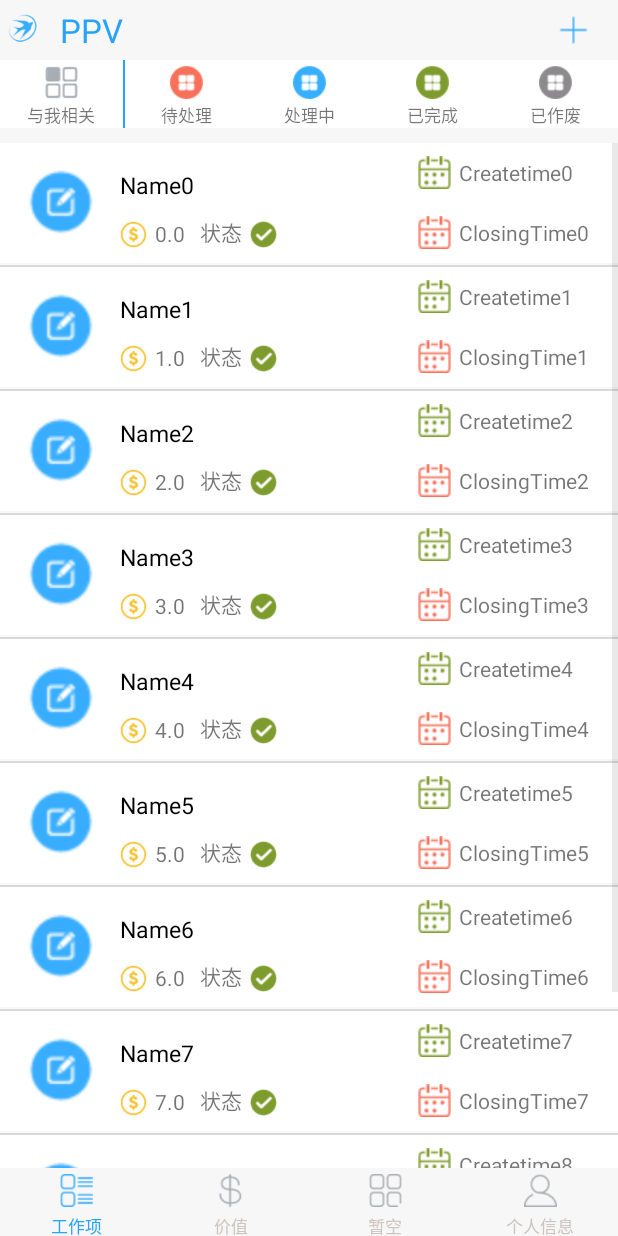
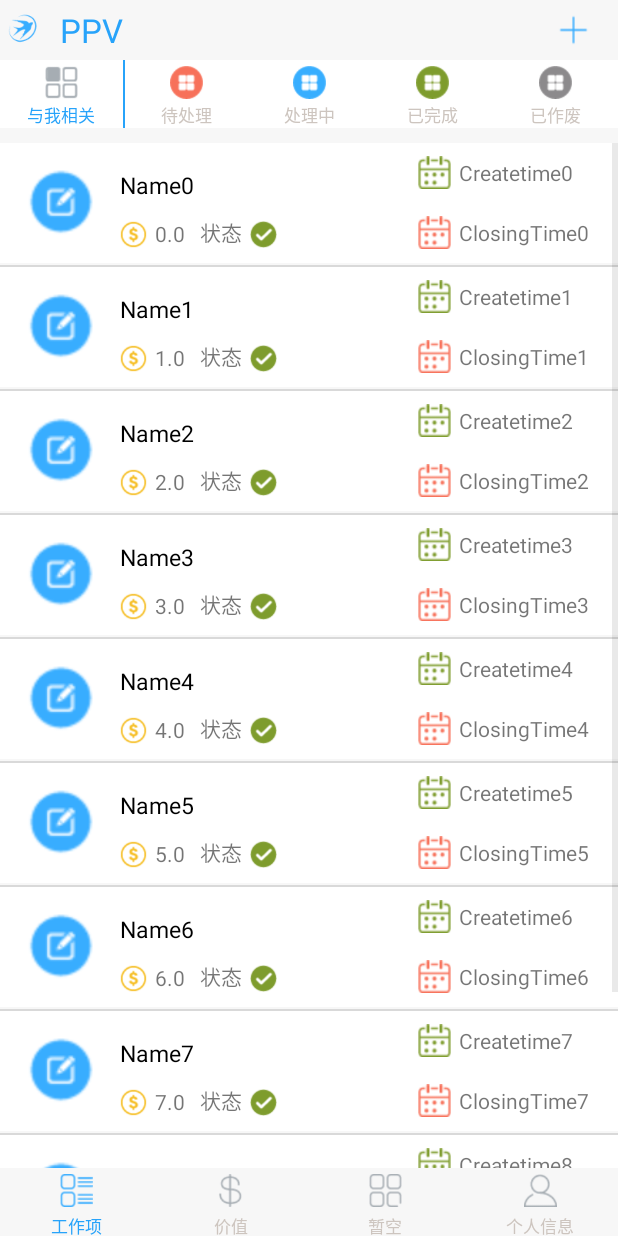
Before and after one commit to zst96226/PPVPorject, an Android app: the WorkItemView screen opened directly, with no data from a screen before it, after a tap on "指派给我", on a phone screen of 412 x 824 dp. Run offline under Robolectric (Android 15) with nearby library versions, the phone set to English and light mode, and no system bars.

Commit message:
9:10 2017/2/6 by yhp

```diff
--- a/app/src/main/java/com/example/beyondsys/ppv/activity/WorkItemView.java
+++ b/app/src/main/java/com/example/beyondsys/ppv/activity/WorkItemView.java
@@ -2,28 +2,27 @@ package com.example.beyondsys.ppv.activity;
 
 import android.content.Intent;
 import android.os.Bundle;
+import android.support.annotation.NonNull;
 import android.support.v4.app.Fragment;
 import android.util.Log;
 import android.view.LayoutInflater;
 import android.view.View;
 import android.view.ViewGroup;
 import android.widget.AdapterView;
-import android.widget.CheckBox;
-import android.widget.ImageView;
 import android.widget.LinearLayout;
 import android.widget.ListView;
-import android.widget.RelativeLayout;
 import android.widget.SimpleAdapter;
 import android.widget.TextView;
 
 import com.example.beyondsys.ppv.R;
 import com.example.beyondsys.ppv.entities.WorkItemEntity;
 
-import java.sql.Time;
 import java.util.ArrayList;
-import java.util.Date;
+import java.util.Collection;
 import java.util.HashMap;
+import java.util.Iterator;
 import java.util.List;
+import java.util.ListIterator;
 import java.util.Map;
 
 /**
@@ -33,10 +32,16 @@ public class WorkItemView extends Fragment {
 
    private ListView listView;
     private View rootView;
-    private LinearLayout wi_s_one;
-    private TextView  wi_s_one_txt;
+    private LinearLayout wi_s_one,undo_layout,progress_layout,done_layout,cancel_layout;
+    private TextView  wi_s_one_txt,undo_tex,proing_tex,done_tex,cancel_tex;
     private WorkItemEntity workItemEntity;
-
+    private  final static int aboutme=2;
+    private final static int  assignme=1;
+    private final static int undo=3;
+    private final static int  progress=4;
+    private final static int done=5;
+    private final static int  cancel=6;
+    private  int flag=1;
     @Override
     public View onCreateView(LayoutInflater inflater, ViewGroup container,
                              Bundle savedInstanceState) {
@@ -56,6 +61,14 @@ public class WorkItemView extends Fragment {
         listView=(ListView)rootView.findViewById(R.id.workitem_list);
         wi_s_one=(LinearLayout)rootView.findViewById(R.id.wi_s_one);
         wi_s_one_txt=(TextView)rootView.findViewById(R.id.wi_s_one_txt);
+        undo_layout=(LinearLayout)rootView.findViewById(R.id.wi_s_pro);
+        progress_layout=(LinearLayout)rootView.findViewById(R.id.wi_s_proing);
+        done_layout=(LinearLayout)rootView.findViewById(R.id.wi_s_complete);
+        cancel_layout=(LinearLayout)rootView.findViewById(R.id.wi_s_invalid);
+        undo_tex=(TextView)rootView.findViewById(R.id.undo_tex);
+        proing_tex=(TextView)rootView.findViewById(R.id.proing_tex);
+        done_tex=(TextView)rootView.findViewById(R.id.done_tex);
+        cancel_tex=(TextView)rootView.findViewById(R.id.cancel_tex);
     }
 
     private void SetList(){
@@ -63,7 +76,14 @@ public class WorkItemView extends Fragment {
                 new int[]{R.id.work_img,R.id .workname_tex ,R.id.workvalue_tex ,R.id .work_state_img ,R.id .strarttime_tex ,R.id.endtime_tex}) ;
         listView.setAdapter(adapter);
     }
-
+private  void setdefault()
+{
+    wi_s_one_txt.setTextColor(getActivity().getResources().getColor(R.color.Gray));
+    undo_tex.setTextColor(getActivity().getResources().getColor(R.color.Gray));
+    proing_tex.setTextColor(getActivity().getResources().getColor(R.color.Gray));
+    done_tex.setTextColor(getActivity().getResources().getColor(R.color.Gray));
+    cancel_tex.setTextColor(getActivity().getResources().getColor(R.color.Gray));
+}
     private void Listener(){
 
         listView.setOnItemClickListener(new AdapterView.OnItemClickListener() {
@@ -79,16 +99,62 @@ public class WorkItemView extends Fragment {
         wi_s_one.setOnClickListener(new View.OnClickListener() {
             @Override
             public void onClick(View v) {
-                String nowShowTxt=wi_s_one_txt.getText().toString();
-                Log.e(nowShowTxt,"123");
-                if (nowShowTxt.equals("指派给我"))
-                {
+                setdefault();
+                wi_s_one_txt.setTextColor(getActivity().getResources().getColor(R.color.text));
+                if (assignme == flag) {
                     wi_s_one_txt.setText(R.string.wi_s_one_txt_2);
+                    flag = aboutme;
+                } else {
+                    wi_s_one_txt.setText(R.string.wi_s_one_txt);
+                    flag = assignme;
                 }
-                else
-                {
-                    wi_s_one_txt.setText(R.string.wi_s_one_txt);
-                }
+//                String nowShowTxt=wi_s_one_txt.getText().toString();
+//                Log.e(nowShowTxt,"123");
+//                if (nowShowTxt.equals("指派给我"))
+//                {
+//                    wi_s_one_txt.setText(R.string.wi_s_one_txt_2);
+//                }
+//                else
+//                {
+//                    wi_s_one_txt.setText(R.string.wi_s_one_txt);
+//                }
+            }
+        });
+
+
+        undo_layout.setOnClickListener(new View.OnClickListener() {
+            @Override
+            public void onClick(View v) {
+                setdefault();
+                undo_tex.setTextColor(getActivity().getResources().getColor(R.color.text));
+                flag = undo;
+            }
+        });
+
+        progress_layout.setOnClickListener(new View.OnClickListener() {
+            @Override
+            public void onClick(View v) {
+                setdefault();
+                proing_tex.setTextColor(getActivity().getResources().getColor(R.color.text));
+                flag = progress;
+            }
+        });
+
+        done_layout.setOnClickListener(new View.OnClickListener() {
+            @Override
+            public void onClick(View v) {
+                setdefault();
+                done_tex.setTextColor(getActivity().getResources().getColor(R.color.text));
+                flag = done;
+            }
+        });
+
+        cancel_layout.setOnClickListener(new View.OnClickListener() {
+            @Override
+            public void onClick(View v) {
+                setdefault();
+                cancel_tex.setTextColor(getActivity().getResources().getColor(R.color.text));
+                flag = cancel;
             }
         });
     }
@@ -101,10 +167,11 @@ public class WorkItemView extends Fragment {
 
     private List<Map<String, Object>> getData() {
         List<Map<String, Object>> list = new ArrayList<Map<String, Object>>();
-        int listLength=10;
-        for(int i=0;i<listLength;i++)
+        //根据flag获取各状态事务对象列表
+     //   List<WorkItemEntity> entityList=getEntities(flag);
+        //查询出指派给我的各事项列表
+        for(int i=0;i<10;i++)
         {
-            Map<String, Object> map = new HashMap<String, Object>();
             workItemEntity=new WorkItemEntity();
             workItemEntity.BID="BID"+i;
             workItemEntity.ID="ID"+i;
@@ -126,67 +193,86 @@ public class WorkItemView extends Fragment {
             workItemEntity.CheckedScore=i;
             workItemEntity.HardScale=i;
             workItemEntity.Remark="Remark"+i;
+//            entityList.add(workItemEntity);
+//            Log.e(entityList.get(i).Name.toString(), "qq");
+
+
+            Map<String, Object> map = new HashMap<String, Object>();
             map.put("workimg", R.drawable.work_item);
             map.put("workName", workItemEntity.Name);
             map.put("workState", R.drawable.img_done);
             map.put("endingTime", workItemEntity.ClosingTime);
             map.put("workValue", workItemEntity.BusinessValue);
             map.put("strartTime", workItemEntity.CreateTime);
-        list.add(map);
+            Log.e("map", "qq");
+            list.add(map);
         }
-
-
-//        map.put("workimg", R.drawable.work_item);
-//        map.put("workName", "事务1");
-//        map.put("workState", R.drawable.img_done);
-//        map.put("endingTime", "2017/11/22");
-//        map.put("workValue", "100");
-//        map.put("strartTime", "2017/11/22");
-//        list.add(map);
-//
-//        map = new HashMap<String, Object>();
-//        map.put("workimg", R.drawable.work_item);
-//        map.put("workName", "事务2");
-//        map.put("workState", R.drawable.img_pro);
-//        map.put("endingTime", "2017/11/22");
-//        map.put("workValue", "100");
-//        map.put("strartTime", "2017/11/22");
-//        list.add(map);
-//
-//        map = new HashMap<String, Object>();
-//        map.put("workimg", R.drawable.work_item);
-//        map.put("workName", "事务3");
-//        map.put("workState", R.drawable.img_proing);
-//        map.put("endingTime", "2017/11/22");
-//        map.put("workValue", "100");
-//        map.put("strartTime", "2017/11/22");
-//        list.add(map);
-//        map = new HashMap<String, Object>();
-//        map.put("workimg", R.drawable.work_item);
-//        map.put("workName", "事务4");
-//        map.put("workState", R.drawable.img_del);
-//        map.put("endingTime", "2017/11/22");
-//        map.put("workValue", "100");
-//        map.put("strartTime", "2017/11/22");
-//        list.add(map);
-//
-//        map = new HashMap<String, Object>();
-//        map.put("workimg", R.drawable.work_item);
-//        map.put("workName", "事务5");
-//        map.put("workState", R.drawable.img_proing);
-//        map.put("endingTime", "2017/11/22");
-//        map.put("workValue", "100");
-//        map.put("strartTime", "2017/11/22");
-//        list.add(map);
-//
-//        map = new HashMap<String, Object>();
-//        map.put("workimg", R.drawable.work_item);
-//        map.put("workName", "事务6");
-//        map.put("workState", R.drawable.img_proing);
-//        map.put("endingTime", "2017/11/22");
-//        map.put("workValue", "100");
-//        map.put("strartTime", "2017/11/22");
-//        list.add(map);
         return list;
     }
+    private  List<Map<String, Object>> entities2maps( List<WorkItemEntity> entityList)
+    {
+        List<Map<String, Object>> list = new ArrayList<Map<String, Object>>();
+        for (WorkItemEntity workItemEntity:entityList)
+        {
+
+            Map<String, Object> map = new HashMap<String, Object>();
+            map.put("workimg", R.drawable.work_item);
+            map.put("workName", workItemEntity.Name);
+            map.put("workState", R.drawable.img_done);
+            map.put("endingTime", workItemEntity.ClosingTime);
+            map.put("workValue", workItemEntity.BusinessValue);
+            map.put("strartTime", workItemEntity.CreateTime);
+            list.add(map);
+        }
+        return list;
+    }
+    private  List<WorkItemEntity> getEntities(int flag)
+    {
+        List<WorkItemEntity> entityList=null;
+        //        switch (flag)
+//        {
+//            case assignme:
+//
+//                break;
+//            case aboutme:
+//                break;
+//            case undo:
+//                break;
+//            case progress:
+//                break;
+//            case done:
+//                break;
+//            case cancel:
+//                break;
+//            default:
+//                    break;
+//        }
+        for(int i=0;i<10;i++)
+        {
+            WorkItemEntity workItemEntity=new WorkItemEntity();
+            workItemEntity.BID="BID"+i;
+            workItemEntity.ID="ID"+i;
+            workItemEntity.FID="FID"+i;
+            workItemEntity.Name="Name"+i;
+            workItemEntity.Description="Des"+i;
+            workItemEntity.Category=i;
+            workItemEntity.Status=i;
+            workItemEntity.Assigned2="Assigned"+i;
+            workItemEntity.Belong2="Belong"+i;
+            workItemEntity.Checker="Check"+i;
+            workItemEntity.Creater="Creater"+i;
+            workItemEntity.CreateTime="Createtime"+i;
+            workItemEntity.ClosingTime="ClosingTime"+i;
+            workItemEntity.Modifier="Modifier"+i;
+            workItemEntity.ModifyTime="ModifiyTime"+i;
+            workItemEntity.BusinessValue=i;
+            workItemEntity.BasicScore=i;
+            workItemEntity.CheckedScore=i;
+            workItemEntity.HardScale=i;
+            workItemEntity.Remark="Remark"+i;
+            entityList.add(workItemEntity);
+            Log.e(entityList.get(i).Name.toString(), "qq");
+        }
+        return  entityList;
+    }
 }
--- a/app/src/main/res/layout/workitem_view.xml
+++ b/app/src/main/res/layout/workitem_view.xml
@@ -31,6 +31,7 @@
                 android:layout_height="wrap_content"
                 android:text="@string/wi_s_one_txt"
                 android:textSize="11sp"
+                android:textColor="@color/text"
                 android:layout_marginTop="2sp"
                 android:layout_gravity="center_horizontal"/>
         </LinearLayout>
@@ -48,6 +49,7 @@
                 android:layout_marginTop="4sp"
                 android:src="@drawable/work_pro"/>
             <TextView
+                android:id="@+id/undo_tex"
                 android:layout_width="wrap_content"
                 android:layout_height="wrap_content"
                 android:text="@string/wi_s_pro_txt"
@@ -69,6 +71,7 @@
                 android:layout_marginTop="4sp"
                 android:src="@drawable/work_proing"/>
             <TextView
+                android:id="@+id/proing_tex"
                 android:layout_width="wrap_content"
                 android:layout_height="wrap_content"
                 android:text="@string/wi_s_proing_txt"
@@ -90,6 +93,7 @@
                 android:layout_marginTop="4sp"
                 android:src="@drawable/work_complete"/>
             <TextView
+                android:id="@+id/done_tex"
                 android:layout_width="wrap_content"
                 android:layout_height="wrap_content"
                 android:text="@string/wi_s_complete_txt"
@@ -111,6 +115,7 @@
                 android:layout_marginTop="4sp"
                 android:src="@drawable/work_invalid"/>
             <TextView
+                android:id="@+id/cancel_tex"
                 android:layout_width="wrap_content"
                 android:layout_height="wrap_content"
                 android:text="@string/wi_s_invalid_txt"
--- a/app/src/main/res/values/strings.xml
+++ b/app/src/main/res/values/strings.xml
@@ -113,7 +113,7 @@
     <string name="username">用户名：</string>
     <string name="userRedister">用户注册</string>
     <string name="filter_by_currentmonth">本月</string>
-    <string name="filter_by_all">全部累积</string>
+    <string name="filter_by_all">历史累积</string>
     <string name="quit">退出登录</string>
     <string name="userPhone">手机号码：</string>
     <string name="userEmail">邮箱地址：</string>
```
Also changed, not shown: app/src/main/java/com/example/beyondsys/ppv/activity/Login.java (+4 -4 lines).
